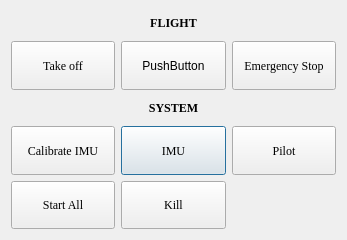
First picture: the form in GUI/GUIwithconnections/WidgetsUsed/Buttons/buttons.ui, repository NaviPolytechnique/GUI, before the edit.
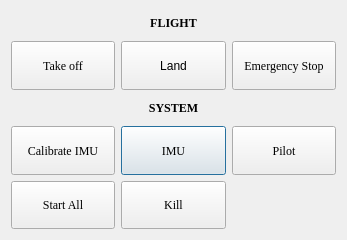
Second picture: the form after the edit.

What changed in the file:
```diff
--- a/GUI/GUIwithconnections/WidgetsUsed/Buttons/buttons.ui
+++ b/GUI/GUIwithconnections/WidgetsUsed/Buttons/buttons.ui
@@ -203,7 +203,7 @@
         </sizepolicy>
        </property>
        <property name="text">
-        <string>PushButton</string>
+        <string>Land</string>
        </property>
       </widget>
      </item>
```
